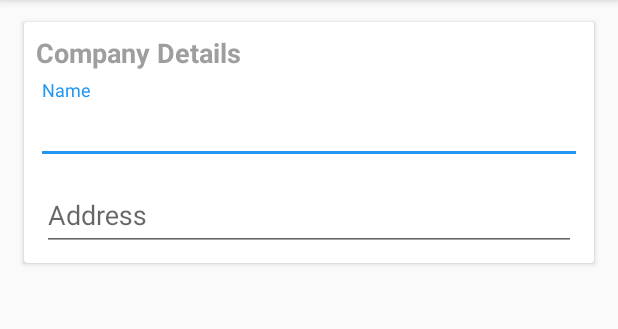
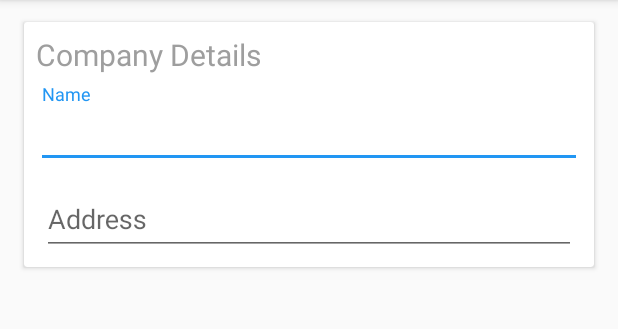
Before and after one commit to zainhaq34/tgs-lsc, an Android app: the HomeFragment screen opened directly, with no data from a screen before it, on a phone screen of 412 x 824 dp, the part 84-413 px from its top. Run offline under Robolectric (Android 15) with nearby library versions, the phone set to English and light mode, and no system bars; our stand-ins replace navigation-ui; Roboto replaces fonts that are not available here; 1 statement that could not run was skipped.

Commit message:
Change Font Style Bold-Normal state

```diff
--- a/LEDScreenCalculator/app/src/main/res/values/styles.xml
+++ b/LEDScreenCalculator/app/src/main/res/values/styles.xml
@@ -22,9 +22,9 @@
 
     <style name="header">
         <item name="android:fontFamily">@font/font</item>
-        <item name="android:textSize">18sp</item>
+        <item name="android:textSize">20sp</item>
         <item name="android:textColor">@color/greyColor</item>
-        <item name="android:textStyle">bold</item>
+
 
     </style>
     <style name="subHeader">
```
